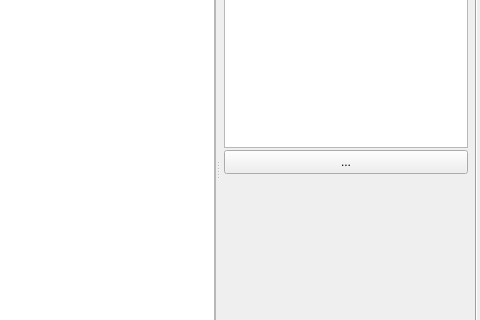
First picture: the form in Tools/ResourceEditor/DataQt/texturebrowser.ui, repository xaoctech/dava.engine, before the edit; both pictures show x 656 to 1136 and y 266 to 586 of the 1136 by 835 pixel window.
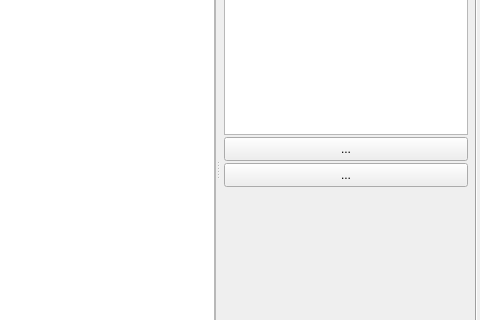
Second picture: the form after the edit. Icons and pictures are not drawn. Custom widgets are drawn as their Qt base class.

Commit message: [DF-1649] Added "Convert modified" button to the texture browser

The edit to the form file:
```diff
--- a/Tools/ResourceEditor/DataQt/texturebrowser.ui
+++ b/Tools/ResourceEditor/DataQt/texturebrowser.ui
@@ -547,6 +547,28 @@
                 </property>
                </widget>
               </item>
+              <item>
+               <widget class="QToolButton" name="convertModifiedToolButton">
+                <property name="sizePolicy">
+                 <sizepolicy hsizetype="Preferred" vsizetype="Preferred">
+                  <horstretch>0</horstretch>
+                  <verstretch>0</verstretch>
+                 </sizepolicy>
+                </property>
+                <property name="minimumSize">
+                 <size>
+                  <width>0</width>
+                  <height>24</height>
+                 </size>
+                </property>
+                <property name="text">
+                 <string>...</string>
+                </property>
+                <property name="toolButtonStyle">
+                 <enum>Qt::ToolButtonTextBesideIcon</enum>
+                </property>
+               </widget>
+              </item>
               <item>
                <widget class="QLabel" name="warningLabel">
                 <property name="sizePolicy">
```
Left out of the diff: 12 changed lines with no effect on the pictures. The commit also changes 8 other files.
